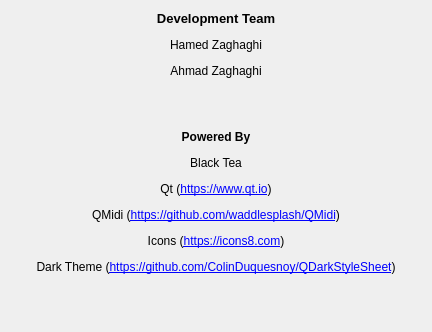
Before: the Qt Designer form about.ui in zaghaghi/launchpad-led-animator, drawn with Qt 5.
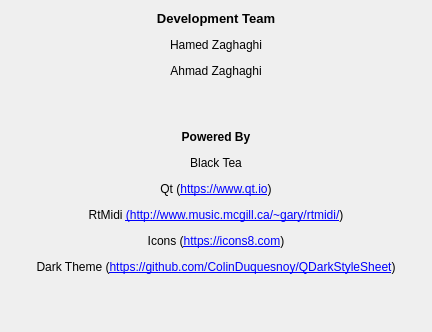
After: the same form once the commit is applied. Icons and pictures are not drawn.

```diff
--- a/about.ui
+++ b/about.ui
@@ -21,7 +21,7 @@
    <item>
     <widget class="QLabel" name="label">
      <property name="text">
-      <string>&lt;html&gt;&lt;head/&gt;&lt;body&gt;&lt;p align=&quot;center&quot;&gt;&lt;span style=&quot; font-size:10pt; font-weight:600;&quot;&gt;Development Team&lt;/span&gt;&lt;/p&gt;&lt;p align=&quot;center&quot;&gt;Hamed Zaghaghi&lt;/p&gt;&lt;p align=&quot;center&quot;&gt;Ahmad Zaghaghi&lt;/p&gt;&lt;p&gt;&lt;br/&gt;&lt;/p&gt;&lt;p align=&quot;center&quot;&gt;&lt;span style=&quot; font-size:9pt; font-weight:600;&quot;&gt;Powered By&lt;/span&gt;&lt;/p&gt;&lt;p align=&quot;center&quot;&gt;Black Tea&lt;/p&gt;&lt;p align=&quot;center&quot;&gt;Qt (&lt;a href=&quot;https://www.qt.io&quot;&gt;&lt;span style=&quot; text-decoration: underline; color:#0000ff;&quot;&gt;https://www.qt.io&lt;/span&gt;&lt;/a&gt;)&lt;/p&gt;&lt;p align=&quot;center&quot;&gt;QMidi (&lt;a href=&quot;https://github.com/waddlesplash/QMidi&quot;&gt;&lt;span style=&quot; text-decoration: underline; color:#0000ff;&quot;&gt;https://github.com/waddlesplash/QMidi&lt;/span&gt;&lt;/a&gt;)&lt;/p&gt;&lt;p align=&quot;center&quot;&gt;Icons (&lt;a href=&quot;https://icons8.com&quot;&gt;&lt;span style=&quot; text-decoration: underline; color:#0000ff;&quot;&gt;https://icons8.com&lt;/span&gt;&lt;/a&gt;)&lt;/p&gt;&lt;p align=&quot;center&quot;&gt;Dark Theme (&lt;a href=&quot;https://github.com/ColinDuquesnoy/QDarkStyleSheet&quot;&gt;&lt;span style=&quot; text-decoration: underline; color:#0000ff;&quot;&gt;https://github.com/ColinDuquesnoy/QDarkStyleSheet&lt;/span&gt;&lt;/a&gt;)&lt;/p&gt;&lt;/body&gt;&lt;/html&gt;</string>
+      <string>&lt;html&gt;&lt;head/&gt;&lt;body&gt;&lt;p align=&quot;center&quot;&gt;&lt;span style=&quot; font-size:10pt; font-weight:600;&quot;&gt;Development Team&lt;/span&gt;&lt;/p&gt;&lt;p align=&quot;center&quot;&gt;Hamed Zaghaghi&lt;/p&gt;&lt;p align=&quot;center&quot;&gt;Ahmad Zaghaghi&lt;/p&gt;&lt;p&gt;&lt;br/&gt;&lt;/p&gt;&lt;p align=&quot;center&quot;&gt;&lt;span style=&quot; font-size:9pt; font-weight:600;&quot;&gt;Powered By&lt;/span&gt;&lt;/p&gt;&lt;p align=&quot;center&quot;&gt;Black Tea&lt;/p&gt;&lt;p align=&quot;center&quot;&gt;Qt (&lt;a href=&quot;https://www.qt.io&quot;&gt;&lt;span style=&quot; text-decoration: underline; color:#0000ff;&quot;&gt;https://www.qt.io&lt;/span&gt;&lt;/a&gt;)&lt;/p&gt;&lt;p align=&quot;center&quot;&gt;RtMidi &lt;a href=&quot;https://github.com/waddlesplash/QMidi&quot;&gt;&lt;span style=&quot; text-decoration: underline; color:#0000ff;&quot;&gt;(http://www.music.mcgill.ca/~gary/rtmidi/&lt;/span&gt;&lt;/a&gt;)&lt;/p&gt;&lt;p align=&quot;center&quot;&gt;Icons (&lt;a href=&quot;https://icons8.com&quot;&gt;&lt;span style=&quot; text-decoration: underline; color:#0000ff;&quot;&gt;https://icons8.com&lt;/span&gt;&lt;/a&gt;)&lt;/p&gt;&lt;p align=&quot;center&quot;&gt;Dark Theme (&lt;a href=&quot;https://github.com/ColinDuquesnoy/QDarkStyleSheet&quot;&gt;&lt;span style=&quot; text-decoration: underline; color:#0000ff;&quot;&gt;https://github.com/ColinDuquesnoy/QDarkStyleSheet&lt;/span&gt;&lt;/a&gt;)&lt;/p&gt;&lt;/body&gt;&lt;/html&gt;</string>
      </property>
     </widget>
    </item>
```
